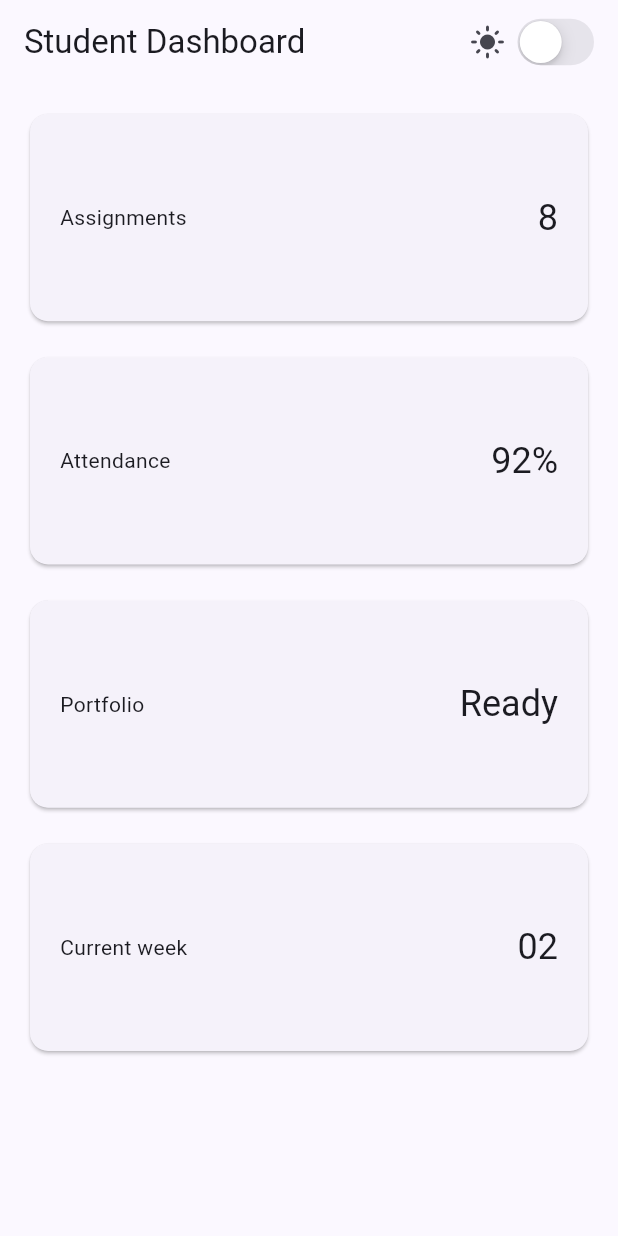
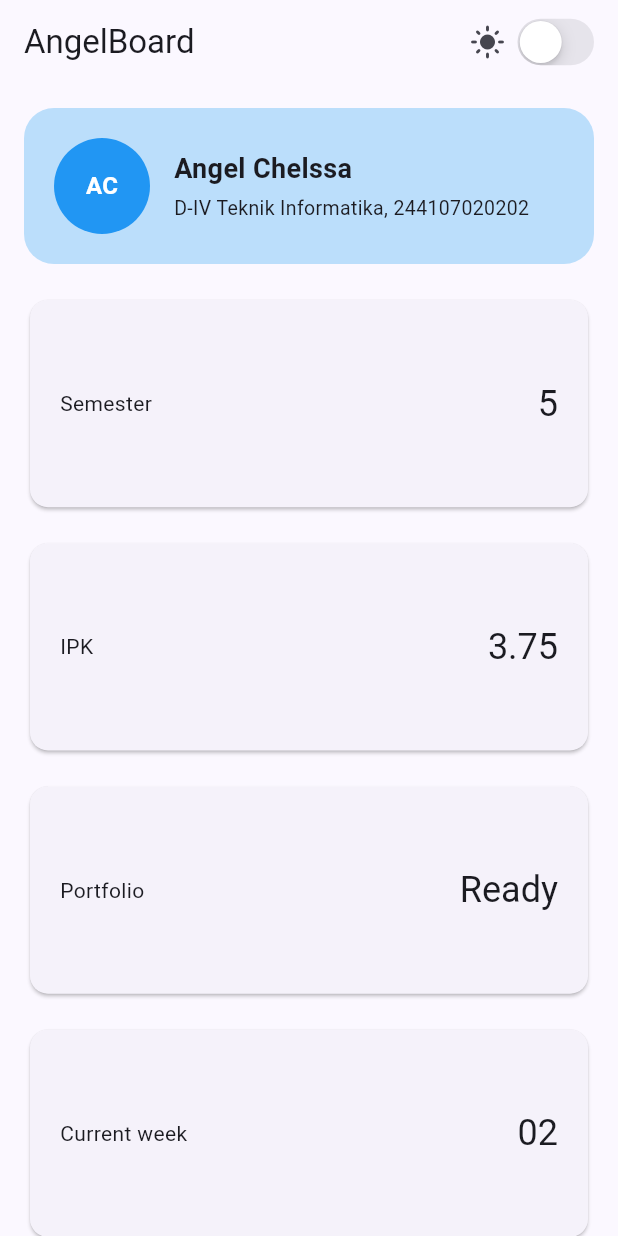
Before and after one commit to angelchelssa/244107020202-mobile-course, a Flutter app: the screen it shows after launch, on a phone screen of 412 x 824 dp. Run offline on Flutter 3.47's test engine with Material 3 defaults, Android fonts, the light colour scheme and no system bars.

Commit message:
Tugas utama

```diff
--- a/02-week-2-declarative-ui-responsive-design/responsive_dashboard/lib/main.dart
+++ b/02-week-2-declarative-ui-responsive-design/responsive_dashboard/lib/main.dart
@@ -41,7 +41,7 @@ class DashboardPage extends StatelessWidget {
   Widget build(BuildContext context) {
     return Scaffold(
       appBar: AppBar(
-        title: const Text('Student Dashboard'),
+        title: const Text('AngelBoard'),
         actions: [
           Row(
             children: [
@@ -67,24 +67,89 @@ class DashboardPage extends StatelessWidget {
           final isLandscape = MediaQuery.of(context).orientation == Orientation.landscape;
           final aspectRatio = isLandscape ? 3.2 : 2.6;
 
-          return GridView.count(
+          return SingleChildScrollView(
             padding: const EdgeInsets.all(16),
+            child: Column(
+              crossAxisAlignment: CrossAxisAlignment.stretch,
+              children: [
+                  Semantics(
+                    label: 'Profil siswa: Angel Chelssa, D-IV Teknik Informatika',
+                    container: true,
+                    child: Container(
+                      padding: const EdgeInsets.all(20),
+                      decoration: BoxDecoration(
+                        color: isDark ? Colors.blue.shade700 : Colors.blue.shade100,
+                        borderRadius: BorderRadius.circular(20),
+                      ),
+                      child: Row(
+                        children: [
+                          CircleAvatar(
+                            radius: 32,
+                            backgroundColor: isDark ? Colors.blue.shade300 : Colors.blue,
+                            child: const ExcludeSemantics(
+                              child: Text(
+                                'AC',
+                                style: TextStyle(color: Colors.white, fontWeight: FontWeight.bold),
+                              ),
+                            ),
+                          ),
+                          const SizedBox(width: 16),
+                          const Expanded(
+                            child: ExcludeSemantics(
+                              child: Column(
+                                crossAxisAlignment: CrossAxisAlignment.start,
+                                mainAxisSize: MainAxisSize.min,
+                                children: [
+                                  Text(
+                                    'Angel Chelssa',
+                                    style: TextStyle(
+                                      fontWeight: FontWeight.bold,
+                                      fontSize: 18,
+                                    ),
+                                  ),
+                                  SizedBox(height: 4),
+                                  Text(
+                                    'D-IV Teknik Informatika, 244107020202',
+                                    style: TextStyle(
+                                      fontWeight: FontWeight.normal,
+                                      fontSize: 13,
+                                    ),
+                                  ),
+                                ],
+                              ),
+                            ),
+                          ),
+                        ],
+                      ),
+                    ),
+                  ),
+                const SizedBox(height: 20),
+
+                GridView.count(
+                  shrinkWrap: true,
+                  physics: const NeverScrollableScrollPhysics(),
+                  padding: EdgeInsets.zero,
                   crossAxisCount: columns,
                   crossAxisSpacing: 16,
                   mainAxisSpacing: 16,
                   childAspectRatio: aspectRatio,
                   children: const [
-              DashboardCard(title: 'Assignments', value: '8'),
-              DashboardCard(title: 'Attendance', value: '92%'),
+                    DashboardCard(title: 'Semester', value: '5'),
+                    DashboardCard(title: 'IPK', value: '3.75'),
                     DashboardCard(title: 'Portfolio', value: 'Ready'),
                     DashboardCard(title: 'Current week', value: '02'),
                   ],
+                ),
+              ],
+            ),
           );
         },
       ),
     );
   }
 }
+
+
 
 class DashboardCard extends StatelessWidget {
   const DashboardCard({required this.title, required this.value, super.key});
```
Lines whose indentation alone changed are shown as unchanged.
